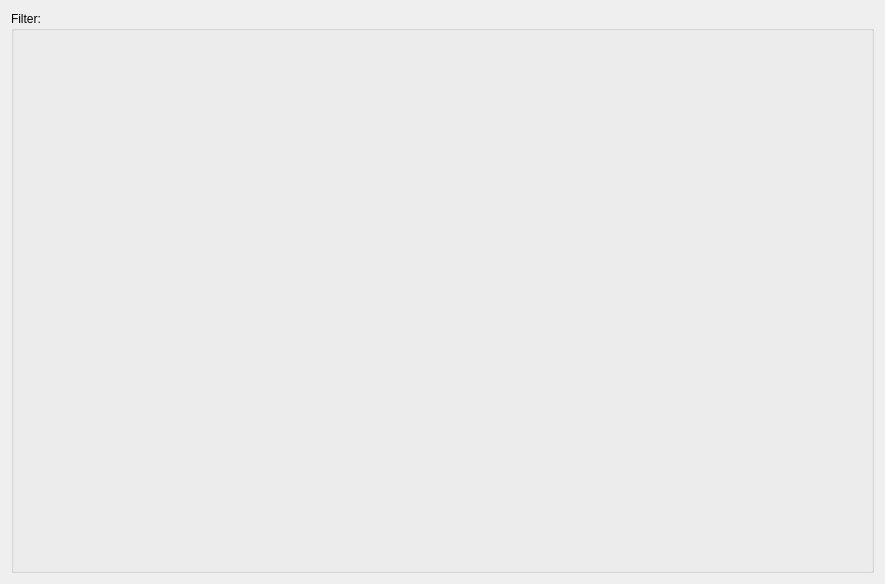
First picture: the form in src/plugin/softwareProvider/softwareprovider.ui, repository mhatina/openlmi_gui, before the edit.
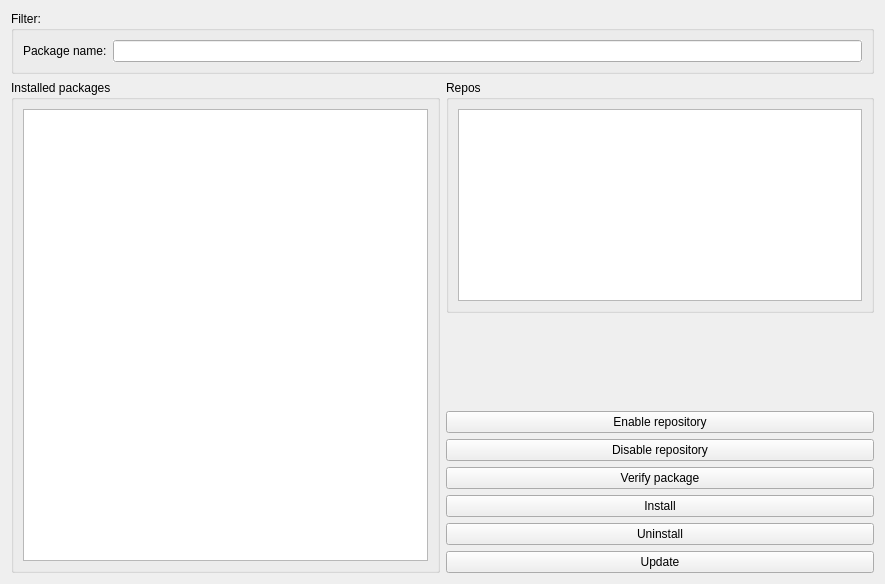
Second picture: the form after the edit. Custom widgets are drawn as their Qt base class.

Commit message: own listwidget added; shown installed packages, repos

What changed in the file:
```diff
--- a/src/plugin/softwareProvider/softwareprovider.ui
+++ b/src/plugin/softwareProvider/softwareprovider.ui
@@ -14,29 +14,137 @@
    <string>Form</string>
   </property>
   <layout class="QGridLayout" name="gridLayout_2">
-   <item row="0" column="0">
+   <item row="6" column="1">
+    <widget class="QPushButton" name="install_button">
+     <property name="text">
+      <string>Install</string>
+     </property>
+    </widget>
+   </item>
+   <item row="1" column="0" rowspan="8">
+    <widget class="QGroupBox" name="groupBox">
+     <property name="title">
+      <string>Installed packages</string>
+     </property>
+     <layout class="QGridLayout" name="gridLayout_3">
+      <item row="0" column="0">
+       <widget class="ListWidget" name="installed">
+        <property name="alternatingRowColors">
+         <bool>true</bool>
+        </property>
+       </widget>
+      </item>
+     </layout>
+    </widget>
+   </item>
+   <item row="5" column="1">
+    <widget class="QPushButton" name="verify_package_button">
+     <property name="text">
+      <string>Verify package</string>
+     </property>
+    </widget>
+   </item>
+   <item row="0" column="0" colspan="2">
     <widget class="QGroupBox" name="filter_box">
+     <property name="sizePolicy">
+      <sizepolicy hsizetype="Preferred" vsizetype="Minimum">
+       <horstretch>0</horstretch>
+       <verstretch>0</verstretch>
+      </sizepolicy>
+     </property>
+     <property name="maximumSize">
+      <size>
+       <width>16777215</width>
+       <height>65</height>
+      </size>
+     </property>
      <property name="title">
       <string>Filter:</string>
      </property>
      <layout class="QGridLayout" name="gridLayout">
-      <property name="leftMargin">
-       <number>0</number>
-      </property>
-      <property name="topMargin">
-       <number>4</number>
-      </property>
-      <property name="rightMargin">
-       <number>0</number>
-      </property>
-      <property name="bottomMargin">
-       <number>0</number>
-      </property>
+      <item row="0" column="0">
+       <widget class="QLabel" name="filter_label">
+        <property name="text">
+         <string>Package name:</string>
+        </property>
+       </widget>
+      </item>
+      <item row="0" column="1">
+       <widget class="QLineEdit" name="filter_line">
+        <property name="autoFillBackground">
+         <bool>true</bool>
+        </property>
+       </widget>
+      </item>
      </layout>
     </widget>
    </item>
+   <item row="1" column="1">
+    <widget class="QGroupBox" name="groupBox_2">
+     <property name="title">
+      <string>Repos</string>
+     </property>
+     <layout class="QGridLayout" name="gridLayout_4">
+      <item row="0" column="0">
+       <widget class="ListWidget" name="repos">
+        <property name="alternatingRowColors">
+         <bool>true</bool>
+        </property>
+       </widget>
+      </item>
+     </layout>
+    </widget>
+   </item>
+   <item row="8" column="1">
+    <widget class="QPushButton" name="update_button">
+     <property name="text">
+      <string>Update</string>
+     </property>
+    </widget>
+   </item>
+   <item row="2" column="1">
+    <spacer name="verticalSpacer">
+     <property name="orientation">
+      <enum>Qt::Vertical</enum>
+     </property>
+     <property name="sizeHint" stdset="0">
+      <size>
+       <width>20</width>
+       <height>40</height>
+      </size>
+     </property>
+    </spacer>
+   </item>
+   <item row="4" column="1">
+    <widget class="QPushButton" name="disable_repo_button">
+     <property name="text">
+      <string>Disable repository</string>
+     </property>
+    </widget>
+   </item>
+   <item row="7" column="1">
+    <widget class="QPushButton" name="uninstall_button">
+     <property name="text">
+      <string>Uninstall</string>
+     </property>
+    </widget>
+   </item>
+   <item row="3" column="1">
+    <widget class="QPushButton" name="enable_repo_button">
+     <property name="text">
+      <string>Enable repository</string>
+     </property>
+    </widget>
+   </item>
   </layout>
  </widget>
+ <customwidgets>
+  <customwidget>
+   <class>ListWidget</class>
+   <extends>QListWidget</extends>
+   <header>listwidget.h</header>
+  </customwidget>
+ </customwidgets>
  <resources/>
  <connections/>
 </ui>
```
The commit also changes 11 other files.
